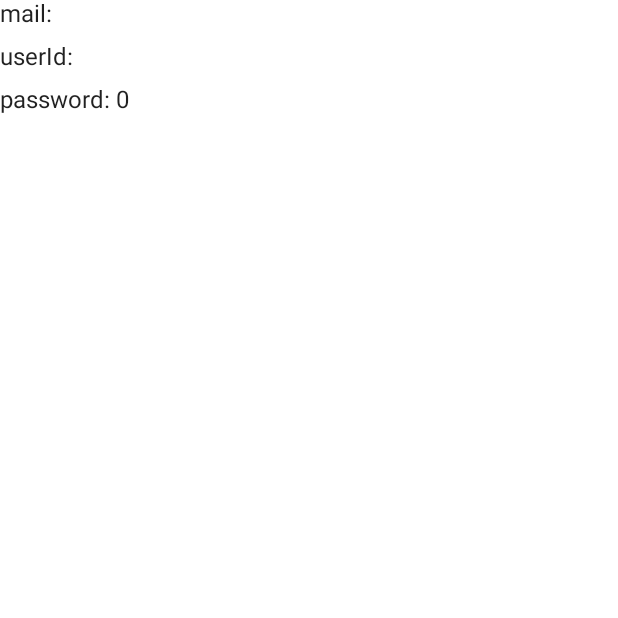
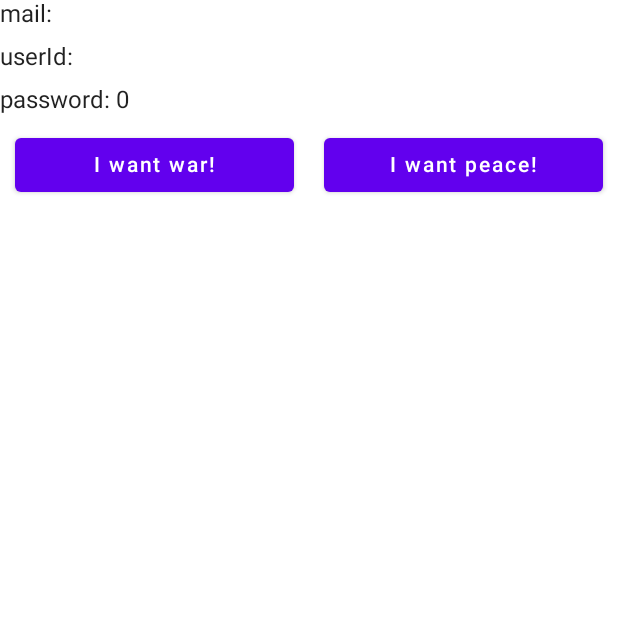
Before and after one commit to raheemadamboev/compose-destinations, an Android app built with Jetpack Compose: the composable ProfileScreen called with empty values, on a phone screen of 412 x 824 dp, the top half of it. Run offline under Robolectric (Android 15) with nearby library versions, the phone set to English and light mode, and no system bars.

Commit message:
setting up third screen and passing arguments with default values

```diff
--- a/app/src/main/java/xyz/teamgravity/composedestinations/presentation/screen/ProfileScreen.kt
+++ b/app/src/main/java/xyz/teamgravity/composedestinations/presentation/screen/ProfileScreen.kt
@@ -1,16 +1,16 @@
 package xyz.teamgravity.composedestinations.presentation.screen
 
-import androidx.compose.foundation.layout.Column
-import androidx.compose.foundation.layout.Spacer
-import androidx.compose.foundation.layout.fillMaxSize
-import androidx.compose.foundation.layout.height
+import androidx.compose.foundation.layout.*
+import androidx.compose.material.Button
 import androidx.compose.material.Text
 import androidx.compose.runtime.Composable
 import androidx.compose.ui.Modifier
 import androidx.compose.ui.unit.dp
+import androidx.navigation.NavController
 
 @Composable
 fun ProfileScreen(
+    navController: NavController,
     mail: String,
     userId: String,
     password: Long
@@ -21,5 +21,28 @@ fun ProfileScreen(
         Text(text = "userId: $userId")
         Spacer(modifier = Modifier.height(10.dp))
         Text(text = "password: $password")
+        Spacer(modifier = Modifier.height(10.dp))
+        Row(modifier = Modifier.fillMaxWidth()) {
+            Button(
+                modifier = Modifier
+                    .weight(1f)
+                    .padding(horizontal = 10.dp),
+                onClick = {
+                    navController.navigate("war/${true}")
+                }
+            ) {
+                Text(text = "I want war!")
+            }
+            Button(
+                modifier = Modifier
+                    .weight(1f)
+                    .padding(horizontal = 10.dp),
+                onClick = {
+                    navController.navigate("war/${false}")
+                }
+            ) {
+                Text(text = "I want peace!")
+            }
+        }
     }
 }
```
Also changed, not shown: app/src/main/java/xyz/teamgravity/composedestinations/presentation/screen/Navigation.kt (+12 -0 lines), app/src/main/java/xyz/teamgravity/composedestinations/presentation/screen/WarScreen.kt (added, +11 -0 lines).
